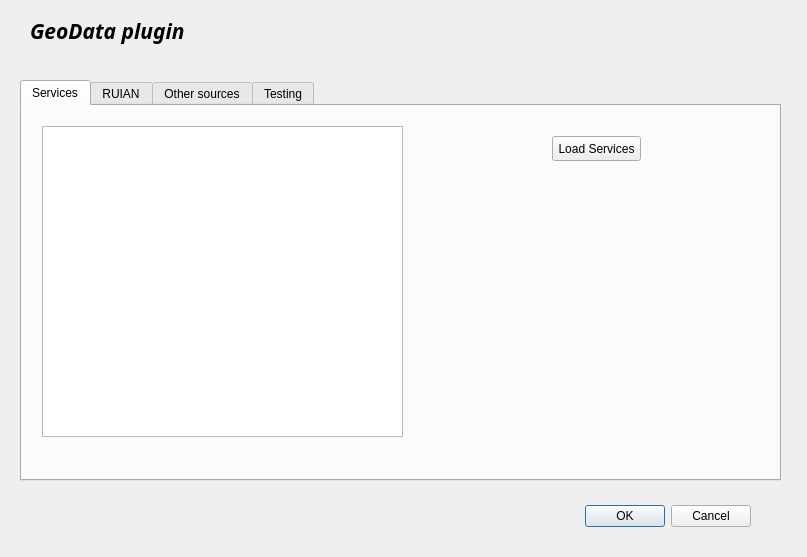
Before: the Qt Designer form Geo_Data_dialog_base.ui in kva0064/czech_slovak_freegeodata, drawn with Qt 5.
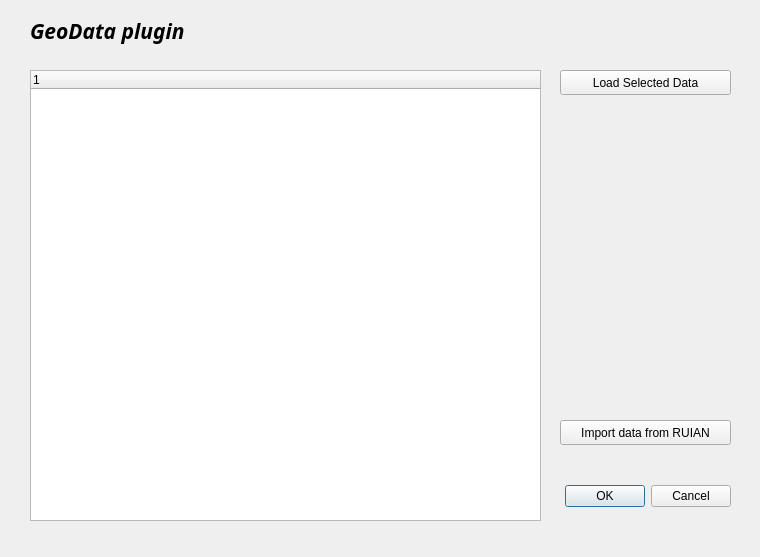
After: the same form once the commit is applied. The open tabs and pages were chosen to show the change.

The edit to the form file:
```diff
--- a/Geo_Data_dialog_base.ui
+++ b/Geo_Data_dialog_base.ui
@@ -6,7 +6,7 @@
    <rect>
     <x>0</x>
     <y>0</y>
-    <width>807</width>
+    <width>760</width>
     <height>557</height>
    </rect>
   </property>
@@ -16,8 +16,8 @@
   <widget class="QDialogButtonBox" name="button_box">
    <property name="geometry">
     <rect>
-     <x>410</x>
-     <y>500</y>
+     <x>390</x>
+     <y>480</y>
      <width>341</width>
      <height>32</height>
     </rect>
@@ -51,129 +51,26 @@
     <string>GeoData plugin</string>
    </property>
   </widget>
-  <widget class="QTabWidget" name="tabWidget">
+  <widget class="QPushButton" name="pushButtonLoadData">
    <property name="geometry">
     <rect>
-     <x>20</x>
-     <y>80</y>
-     <width>761</width>
-     <height>401</height>
-    </rect>
-   </property>
-   <property name="currentIndex">
-    <number>3</number>
-   </property>
-   <widget class="QWidget" name="tabServices">
-    <attribute name="title">
-     <string>Services</string>
-    </attribute>
-    <widget class="QListWidget" name="listWidget">
-     <property name="geometry">
-      <rect>
-       <x>20</x>
-       <y>20</y>
-       <width>361</width>
-       <height>311</height>
-      </rect>
-     </property>
-    </widget>
-    <widget class="QPushButton" name="pushbutton_print">
-     <property name="geometry">
-      <rect>
-       <x>530</x>
-       <y>30</y>
-       <width>89</width>
-       <height>25</height>
-      </rect>
-     </property>
-     <property name="text">
-      <string>Load Services</string>
-     </property>
-    </widget>
-   </widget>
-   <widget class="QWidget" name="tabRuian">
-    <attribute name="title">
-     <string>RUIAN</string>
-    </attribute>
-    <widget class="QPushButton" name="pushButtonLoadRuianPlugin">
-     <property name="geometry">
-      <rect>
-       <x>30</x>
-       <y>30</y>
+     <x>560</x>
+     <y>70</y>
        <width>171</width>
        <height>25</height>
       </rect>
      </property>
      <property name="text">
-      <string>Import data from RUIAN</string>
-     </property>
-    </widget>
-    <widget class="QLabel" name="labelRuianError">
-     <property name="geometry">
-      <rect>
-       <x>30</x>
-       <y>80</y>
-       <width>691</width>
-       <height>17</height>
-      </rect>
-     </property>
-     <property name="text">
-      <string/>
-     </property>
-    </widget>
-   </widget>
-   <widget class="QWidget" name="tabOther">
-    <attribute name="title">
-     <string>Other sources</string>
-    </attribute>
-    <widget class="QListWidget" name="listWidgetOtherDataSources">
-     <property name="geometry">
-      <rect>
-       <x>30</x>
-       <y>30</y>
-       <width>361</width>
-       <height>311</height>
-      </rect>
-     </property>
-    </widget>
-    <widget class="QPushButton" name="pushButtonLoadOtherDataSources">
-     <property name="geometry">
-      <rect>
-       <x>448</x>
-       <y>40</y>
-       <width>221</width>
-       <height>25</height>
-      </rect>
-     </property>
-     <property name="text">
-      <string>Load Other Sources</string>
-     </property>
-    </widget>
-   </widget>
-   <widget class="QWidget" name="tabTesting">
-    <attribute name="title">
-     <string>Testing</string>
-    </attribute>
-    <widget class="QPushButton" name="pushbutton_test">
-     <property name="geometry">
-      <rect>
-       <x>30</x>
-       <y>30</y>
-       <width>89</width>
-       <height>25</height>
-      </rect>
-     </property>
-     <property name="text">
-      <string>Add WMS</string>
+    <string>Load Selected Data</string>
      </property>
     </widget>
     <widget class="QTreeWidget" name="treeWidgetSources">
      <property name="geometry">
       <rect>
-       <x>200</x>
-       <y>80</y>
+     <x>30</x>
+     <y>70</y>
        <width>511</width>
-       <height>271</height>
+     <height>451</height>
       </rect>
      </property>
      <column>
@@ -182,20 +79,18 @@
       </property>
      </column>
     </widget>
-    <widget class="QPushButton" name="pushButtonLoadTree">
+  <widget class="QPushButton" name="pushButtonLoadRuianPlugin">
      <property name="geometry">
       <rect>
-       <x>370</x>
-       <y>30</y>
-       <width>161</width>
+     <x>560</x>
+     <y>420</y>
+     <width>171</width>
        <height>25</height>
       </rect>
      </property>
      <property name="text">
-      <string>Load Sources into Tree</string>
-     </property>
-    </widget>
-   </widget>
+    <string>Import data from RUIAN</string>
+   </property>
   </widget>
  </widget>
  <resources/>
```
Lines whose indentation alone changed are shown as unchanged.
